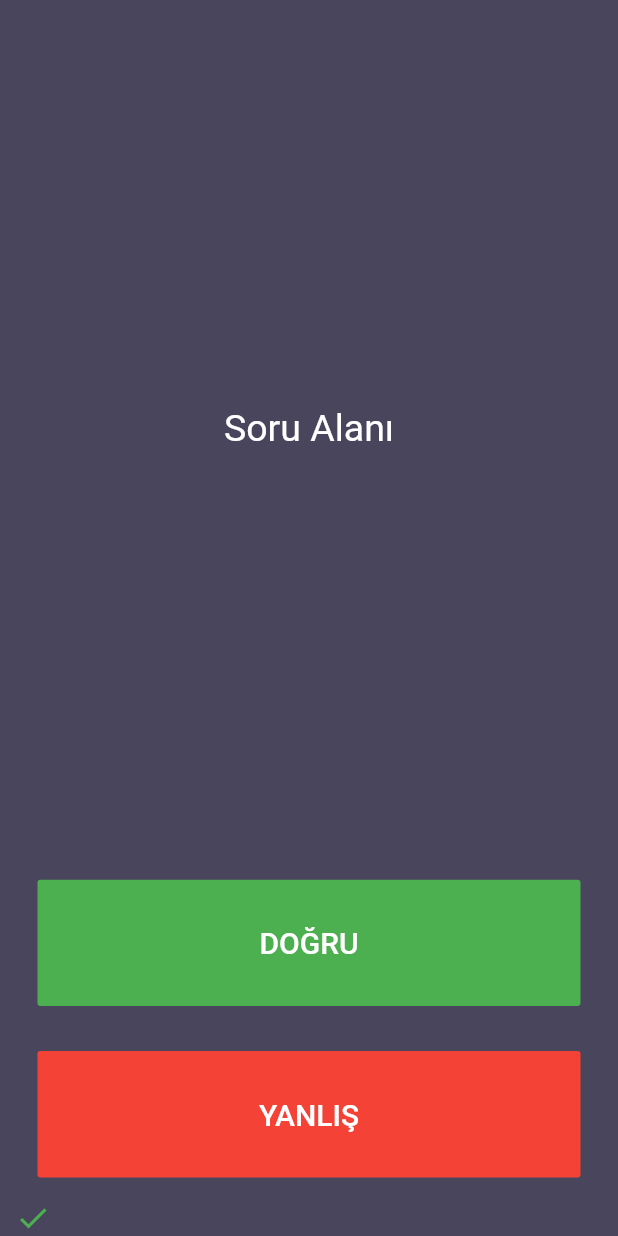
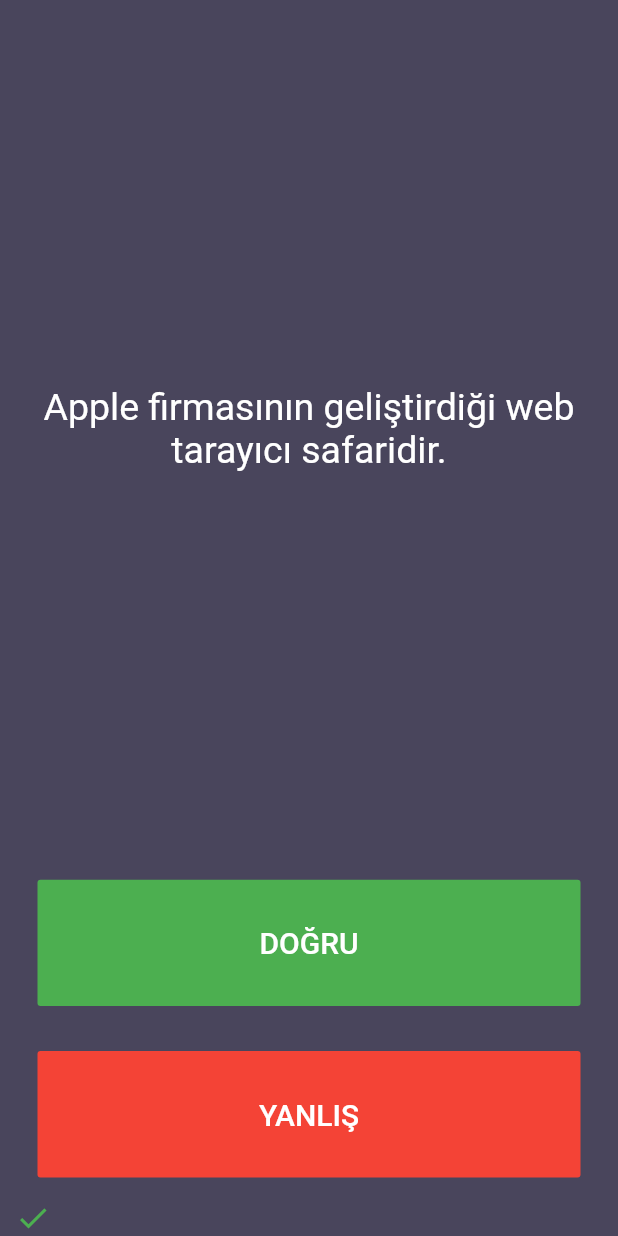
Before and after one commit to emralyilmaz/training_quiz_uygulamasi, a Flutter app: the screen it shows after launch, after a tap on "DOĞRU", on a phone screen of 412 x 824 dp. Run offline on Flutter 3.47's test engine with Material 2 defaults, Android fonts, the phone set to English and light mode, and no system bars.

Commit message:
ssoru_listesi_olusturuldu

```diff
--- a/lib/main.dart
+++ b/lib/main.dart
@@ -25,6 +25,11 @@ class QuizPage extends StatefulWidget {
 
 class _QuizPageState extends State<QuizPage> {
   List<Icon> sonucList = [];
+  List<String> sorular = [
+    "İtalya'nın başkenti Madrid'tir.",
+    "Apple firmasının geliştirdiği web tarayıcı safaridir.",
+  ];
+  int soruIndex = 0;
   @override
   Widget build(BuildContext context) {
     return Column(
@@ -37,7 +42,7 @@ class _QuizPageState extends State<QuizPage> {
             padding: EdgeInsets.all(10.0),
             child: Center(
               child: Text(
-                "Soru Alanı",
+                sorular[soruIndex],
                 textAlign: TextAlign.center,
                 style: TextStyle(fontSize: 25.0, color: Colors.white),
               ),
@@ -52,6 +57,7 @@ class _QuizPageState extends State<QuizPage> {
             color: Colors.green,
             onPressed: () {
               setState(() {
+                soruIndex++;
                 sonucList.add(Icon(
                   Icons.check,
                   color: Colors.green,
@@ -72,6 +78,7 @@ class _QuizPageState extends State<QuizPage> {
             color: Colors.red,
             onPressed: () {
               setState(() {
+                soruIndex++;
                 sonucList.add(Icon(
                   Icons.close,
                   color: Colors.red,
```
